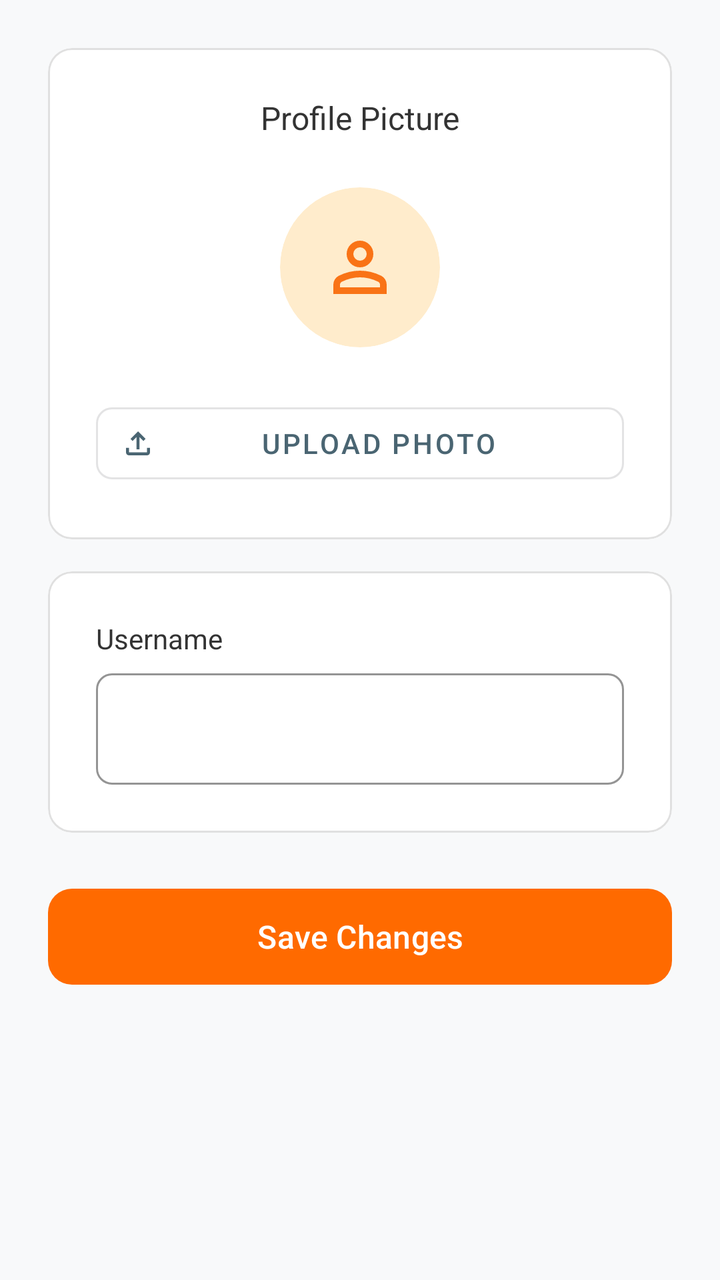
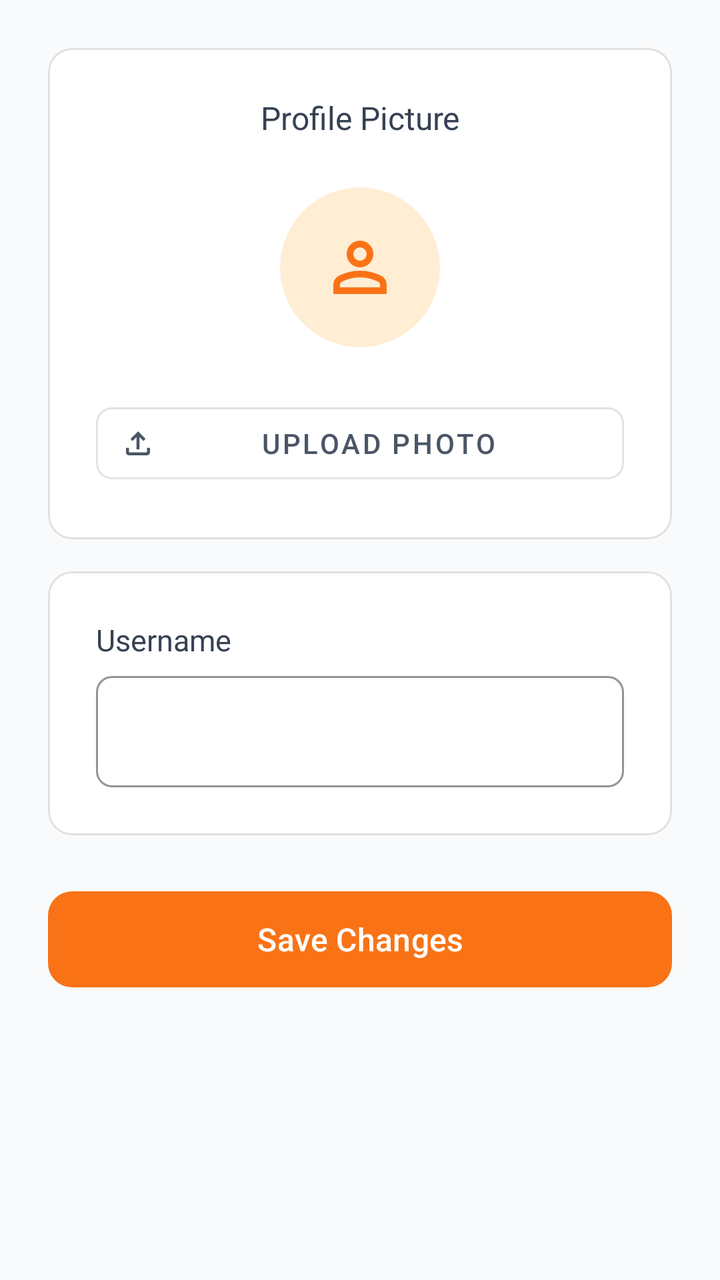

Before-and-after screenshots of an Android layout around one commit, followed by the original layout XML and the change that was made.
<!-- AndroidManifest.xml: application theme Theme.Plateful -->
<!-- res/layout/fragment_edit_profile.xml -->
<?xml version="1.0" encoding="utf-8"?>
<androidx.constraintlayout.widget.ConstraintLayout
    xmlns:android="http://schemas.android.com/apk/res/android"
    xmlns:app="http://schemas.android.com/apk/res-auto"
    xmlns:tools="http://schemas.android.com/tools"
    android:layout_width="match_parent"
    android:layout_height="match_parent"
    android:background="#F8F9FA"
    android:padding="24dp">

    <com.google.android.material.card.MaterialCardView
        android:id="@+id/top_profile_card"
        android:layout_width="0dp"
        android:layout_height="wrap_content"
        app:cardBackgroundColor="@android:color/white"
        app:cardCornerRadius="12dp"
        app:cardElevation="0dp"
        app:strokeColor="#E0E0E0"
        app:strokeWidth="1dp"
        app:layout_constraintEnd_toEndOf="parent"
        app:layout_constraintStart_toStartOf="parent"
        app:layout_constraintTop_toTopOf="parent">

        <androidx.constraintlayout.widget.ConstraintLayout
            android:layout_width="match_parent"
            android:layout_height="wrap_content"
            android:padding="24dp">

            <TextView
                android:id="@+id/profile_picture_label_text_view"
                android:layout_width="wrap_content"
                android:layout_height="wrap_content"
                android:text="@string/profile_picture"
                android:textColor="#333333"
                android:textSize="16sp"
                app:layout_constraintEnd_toEndOf="parent"
                app:layout_constraintStart_toStartOf="parent"
                app:layout_constraintTop_toTopOf="parent" />

            <com.google.android.material.card.MaterialCardView
                android:id="@+id/avatar_card_view"
                android:layout_width="80dp"
                android:layout_height="80dp"
                android:layout_marginTop="24dp"
                app:cardBackgroundColor="#FFECCC"
                app:cardCornerRadius="40dp"
                app:cardElevation="0dp"
                app:layout_constraintEnd_toEndOf="parent"
                app:layout_constraintStart_toStartOf="parent"
                app:layout_constraintTop_toBottomOf="@id/profile_picture_label_text_view"
                app:strokeWidth="0dp">

                <com.google.android.material.imageview.ShapeableImageView
                    android:id="@+id/avatar_image_view"
                    android:layout_width="40dp"
                    android:layout_height="40dp"
                    android:layout_gravity="center"
                    android:src="@drawable/ic_person"
                    app:tint="@color/orange" />
            </com.google.android.material.card.MaterialCardView>

            <com.google.android.material.button.MaterialButton
                android:id="@+id/upload_avatar_button"
                style="@style/Widget.MaterialComponents.Button.OutlinedButton.Icon"
                android:layout_width="0dp"
                android:layout_height="wrap_content"
                android:layout_marginTop="24dp"
                android:text="@string/upload_photo"
                android:textColor="#4A6572"
                app:cornerRadius="8dp"
                app:icon="@drawable/ic_upload"
                app:iconTint="#4A6572"
                app:layout_constraintEnd_toEndOf="parent"
                app:layout_constraintStart_toStartOf="parent"
                app:layout_constraintTop_toBottomOf="@id/avatar_card_view" />

        </androidx.constraintlayout.widget.ConstraintLayout>
    </com.google.android.material.card.MaterialCardView>

    <com.google.android.material.card.MaterialCardView
        android:id="@+id/username_card"
        android:layout_width="0dp"
        android:layout_height="wrap_content"
        android:layout_marginTop="16dp"
        app:cardBackgroundColor="@android:color/white"
        app:cardCornerRadius="12dp"
        app:cardElevation="0dp"
        app:strokeColor="#E0E0E0"
        app:strokeWidth="1dp"
        app:layout_constraintEnd_toEndOf="parent"
        app:layout_constraintStart_toStartOf="parent"
        app:layout_constraintTop_toBottomOf="@id/top_profile_card">

        <androidx.constraintlayout.widget.ConstraintLayout
            android:layout_width="match_parent"
            android:layout_height="wrap_content"
            android:padding="24dp">

            <com.google.android.material.textview.MaterialTextView
                android:id="@+id/username_label_text_view"
                android:layout_width="wrap_content"
                android:layout_height="wrap_content"
                android:text="@string/username"
                android:textColor="#333333"
                android:textSize="14sp"
                app:layout_constraintStart_toStartOf="parent"
                app:layout_constraintTop_toTopOf="parent" />

            <com.google.android.material.textfield.TextInputLayout
                android:id="@+id/username_text_input_layout"
                style="@style/Widget.MaterialComponents.TextInputLayout.OutlinedBox"
                android:layout_width="0dp"
                android:layout_height="wrap_content"
                android:layout_marginTop="8dp"
                app:boxCornerRadiusBottomEnd="8dp"
                app:boxCornerRadiusBottomStart="8dp"
                app:boxCornerRadiusTopEnd="8dp"
                app:boxCornerRadiusTopStart="8dp"
                app:boxStrokeColor="@color/orange"
                app:hintEnabled="false"
                app:layout_constraintEnd_toEndOf="parent"
                app:layout_constraintStart_toStartOf="parent"
                app:layout_constraintTop_toBottomOf="@id/username_label_text_view">

                <com.google.android.material.textfield.TextInputEditText
                    android:id="@+id/username_text_input"
                    android:layout_width="match_parent"
                    android:layout_height="wrap_content"
                    android:inputType="textPersonName"
                    android:textColor="#000000" />
            </com.google.android.material.textfield.TextInputLayout>

        </androidx.constraintlayout.widget.ConstraintLayout>
    </com.google.android.material.card.MaterialCardView>

    <com.google.android.material.button.MaterialButton
        android:id="@+id/save_button"
        android:layout_width="0dp"
        android:layout_height="56dp"
        android:layout_marginTop="24dp"
        android:text="@string/save_changes"
        android:textAllCaps="false"
        android:textSize="16sp"
        app:backgroundTint="#FF6A00"
        app:cornerRadius="12dp"
        app:layout_constraintEnd_toEndOf="parent"
        app:layout_constraintStart_toStartOf="parent"
        app:layout_constraintTop_toBottomOf="@id/username_card" />

</androidx.constraintlayout.widget.ConstraintLayout>
<!-- resources referenced by this layout -->
<resources>
  <color name="orange">#f97316</color>
  <!-- drawable ic_person (drawable) -->
  <vector xmlns:android="http://schemas.android.com/apk/res/android"
      android:width="24dp"
      android:height="24dp"
      android:viewportWidth="960"
      android:viewportHeight="960"
      android:tint="?attr/colorControlNormal">
    <path
        android:fillColor="@android:color/white"
        android:pathData="M367,433Q320,386 320,320Q320,254 367,207Q414,160 480,160Q546,160 593,207Q640,254 640,320Q640,386 593,433Q546,480 480,480Q414,480 367,433ZM160,800L160,688Q160,654 177.5,625.5Q195,597 224,582Q286,551 350,535.5Q414,520 480,520Q546,520 610,535.5Q674,551 736,582Q765,597 782.5,625.5Q800,654 800,688L800,800L160,800ZM240,720L720,720L720,688Q720,677 714.5,668Q709,659 700,654Q646,627 591,613.5Q536,600 480,600Q424,600 369,613.5Q314,627 260,654Q251,659 245.5,668Q240,677 240,688L240,720ZM536.5,376.5Q560,353 560,320Q560,287 536.5,263.5Q513,240 480,240Q447,240 423.5,263.5Q400,287 400,320Q400,353 423.5,376.5Q447,400 480,400Q513,400 536.5,376.5ZM480,320Q480,320 480,320Q480,320 480,320Q480,320 480,320Q480,320 480,320Q480,320 480,320Q480,320 480,320Q480,320 480,320Q480,320 480,320ZM480,720L480,720Q480,720 480,720Q480,720 480,720Q480,720 480,720Q480,720 480,720Q480,720 480,720Q480,720 480,720Q480,720 480,720Q480,720 480,720L480,720Z"/>
  </vector>
  <!-- drawable ic_upload (drawable) -->
  <vector xmlns:android="http://schemas.android.com/apk/res/android"
      android:width="24dp"
      android:height="24dp"
      android:viewportWidth="960"
      android:viewportHeight="960"
      android:tint="?attr/colorControlNormal">
    <path
        android:fillColor="@android:color/white"
        android:pathData="M440,640L440,314L336,418L280,360L480,160L680,360L624,418L520,314L520,640L440,640ZM240,800Q207,800 183.5,776.5Q160,753 160,720L160,600L240,600L240,720Q240,720 240,720Q240,720 240,720L720,720Q720,720 720,720Q720,720 720,720L720,600L800,600L800,720Q800,753 776.5,776.5Q753,800 720,800L240,800Z"/>
  </vector>
  <string name="profile_picture">Profile Picture</string>
  <string name="save_changes">Save Changes</string>
  <string name="upload_photo">Upload Photo</string>
  <string name="username">Username</string>
  <style name="Theme.Plateful" parent="Base.Theme.Plateful" />
  <style name="Base.Theme.Plateful" parent="Theme.Material3.DayNight.NoActionBar">
          
          
      </style>
</resources>

<!-- the commit's change to res/layout/fragment_edit_profile.xml (unified diff, before → after) -->
@@ -5,7 +5,7 @@
     xmlns:tools="http://schemas.android.com/tools"
     android:layout_width="match_parent"
     android:layout_height="match_parent"
-    android:background="#F8F9FA"
+    android:background="@color/grayBackground"
     android:padding="24dp">
 
     <com.google.android.material.card.MaterialCardView
@@ -15,7 +15,7 @@
         app:cardBackgroundColor="@android:color/white"
         app:cardCornerRadius="12dp"
         app:cardElevation="0dp"
-        app:strokeColor="#E0E0E0"
+        app:strokeColor="@color/divider"
         app:strokeWidth="1dp"
         app:layout_constraintEnd_toEndOf="parent"
         app:layout_constraintStart_toStartOf="parent"
@@ -31,7 +31,7 @@
                 android:layout_width="wrap_content"
                 android:layout_height="wrap_content"
                 android:text="@string/profile_picture"
-                android:textColor="#333333"
+                android:textColor="@color/textContent"
                 android:textSize="16sp"
                 app:layout_constraintEnd_toEndOf="parent"
                 app:layout_constraintStart_toStartOf="parent"
@@ -42,7 +42,7 @@
                 android:layout_width="80dp"
                 android:layout_height="80dp"
                 android:layout_marginTop="24dp"
-                app:cardBackgroundColor="#FFECCC"
+                app:cardBackgroundColor="@color/avatarBackground"
                 app:cardCornerRadius="40dp"
                 app:cardElevation="0dp"
                 app:layout_constraintEnd_toEndOf="parent"
@@ -66,10 +66,10 @@
                 android:layout_height="wrap_content"
                 android:layout_marginTop="24dp"
                 android:text="@string/upload_photo"
-                android:textColor="#4A6572"
+                android:textColor="@color/darkGray"
                 app:cornerRadius="8dp"
                 app:icon="@drawable/ic_upload"
-                app:iconTint="#4A6572"
+                app:iconTint="@color/darkGray"
                 app:layout_constraintEnd_toEndOf="parent"
                 app:layout_constraintStart_toStartOf="parent"
                 app:layout_constraintTop_toBottomOf="@id/avatar_card_view" />
@@ -85,7 +85,7 @@
         app:cardBackgroundColor="@android:color/white"
         app:cardCornerRadius="12dp"
         app:cardElevation="0dp"
-        app:strokeColor="#E0E0E0"
+        app:strokeColor="@color/divider"
         app:strokeWidth="1dp"
         app:layout_constraintEnd_toEndOf="parent"
         app:layout_constraintStart_toStartOf="parent"
@@ -101,8 +101,8 @@
                 android:layout_width="wrap_content"
                 android:layout_height="wrap_content"
                 android:text="@string/username"
-                android:textColor="#333333"
-                android:textSize="14sp"
+                android:textColor="@color/textContent"
+                android:textSize="15sp"
                 app:layout_constraintStart_toStartOf="parent"
                 app:layout_constraintTop_toTopOf="parent" />
 
@@ -126,8 +126,7 @@
                     android:id="@+id/username_text_input"
                     android:layout_width="match_parent"
                     android:layout_height="wrap_content"
-                    android:inputType="textPersonName"
-                    android:textColor="#000000" />
+                    android:inputType="textPersonName" />
             </com.google.android.material.textfield.TextInputLayout>
 
         </androidx.constraintlayout.widget.ConstraintLayout>
@@ -141,7 +140,7 @@
         android:text="@string/save_changes"
         android:textAllCaps="false"
         android:textSize="16sp"
-        app:backgroundTint="#FF6A00"
+        app:backgroundTint="@color/orange"
         app:cornerRadius="12dp"
         app:layout_constraintEnd_toEndOf="parent"
         app:layout_constraintStart_toStartOf="parent"
<!-- resource entries referenced after the edit -->
@@ -1,6 +1,11 @@
 <!-- resources referenced by this layout -->
 <resources>
+  <color name="avatarBackground">#ffedd4</color>
+  <color name="darkGray">#4a5565</color>
+  <color name="divider">#E0E0E0</color>
+  <color name="grayBackground">#F9FAFB</color>
   <color name="orange">#f97316</color>
+  <color name="textContent">#364153</color>
   <!-- drawable ic_person (drawable) -->
   <vector xmlns:android="http://schemas.android.com/apk/res/android"
       android:width="24dp"
